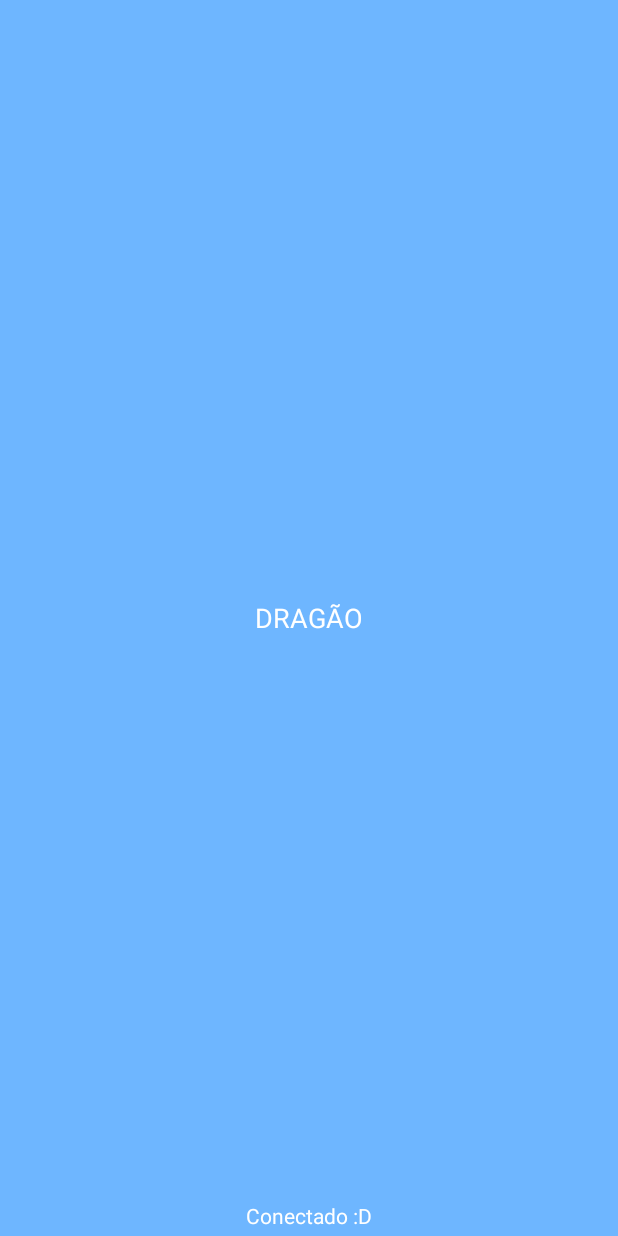
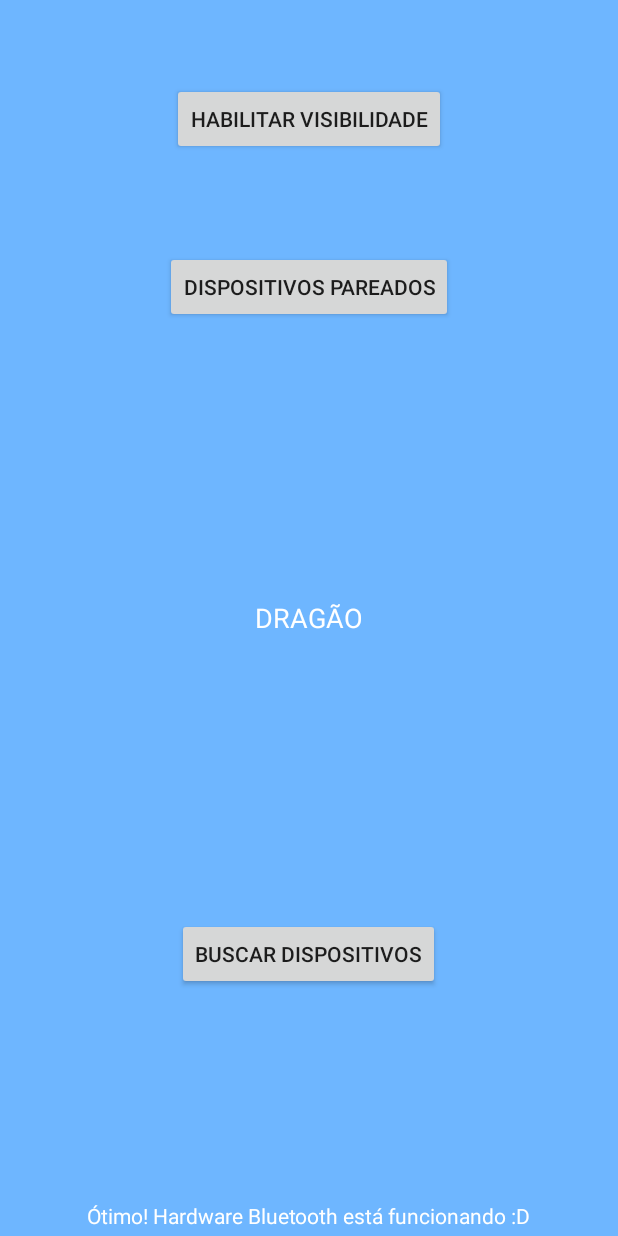
Before and after one commit to pedr0vict0r/PHmetro, an Android app: the screen it shows after launch (MainActivity), on a phone screen of 412 x 824 dp. Before the commit the screen is almost empty. Run offline under Robolectric (Android 15) with nearby library versions, the phone set to English and light mode, and no system bars.

Commit message:
Adicionada conexão bluetooth

```diff
--- a/app/build.gradle
+++ b/app/build.gradle
@@ -23,6 +23,9 @@ dependencies {
     implementation fileTree(include: ['*.jar'], dir: 'libs')
     implementation 'com.android.support:appcompat-v7:25.4.0'
     implementation 'com.android.support.constraint:constraint-layout:1.1.3'
+    implementation 'com.android.support:support-compat:25.4.0'
+    //implementation 'com.android.support:support:25:4:0'
+    //implementation 'com.android.support:support-v4:25:4:0'
     //implementation 'com.android.support:appcompat-v4:25.4.0'
     //testImplementation 'junit:junit:4.12'
     //androidTestImplementation 'com.android.support.test:runner:1.0.2'
--- a/app/src/main/java/br/ufpa/phmetro/ConnectionThread.java
+++ b/app/src/main/java/br/ufpa/phmetro/ConnectionThread.java
@@ -12,6 +12,7 @@ import java.io.InputStream;
 import java.io.OutputStream;
 import java.util.Arrays;
 import java.util.UUID;
+
 
 public class ConnectionThread extends Thread{
 
@@ -28,7 +29,6 @@ public class ConnectionThread extends Thread{
     /*  Este construtor prepara o dispositivo para atuar como servidor.
      */
     public ConnectionThread() {
-
         this.server = true;
     }
 
--- a/app/src/main/res/layout/activity_main.xml
+++ b/app/src/main/res/layout/activity_main.xml
@@ -32,4 +32,34 @@
         android:layout_alignParentBottom="true"
         android:layout_centerHorizontal="true"
         android:textColor="#ffffffff"/>
+
+    <Button
+        android:id="@+id/button_PairedDevices"
+        android:layout_width="wrap_content"
+        android:layout_height="wrap_content"
+        android:layout_alignParentTop="true"
+        android:layout_centerHorizontal="true"
+        android:layout_marginTop="163dp"
+        android:onClick="searchPairedDevices"
+        android:text="dispositivos pareados" />
+
+    <Button
+        android:id="@+id/button_DiscoveredDevices"
+        android:layout_width="wrap_content"
+        android:layout_height="wrap_content"
+        android:layout_alignParentBottom="true"
+        android:layout_centerHorizontal="true"
+        android:layout_marginBottom="160dp"
+        android:text="buscar dispositivos"
+        android:onClick="discoverDevices"/>
+
+    <Button
+        android:id="@+id/button_Visibility"
+        android:layout_width="wrap_content"
+        android:layout_height="wrap_content"
+        android:layout_alignParentTop="true"
+        android:layout_centerHorizontal="true"
+        android:layout_marginTop="51dp"
+        android:text="habilitar visibilidade"
+        android:onClick="enableVisibility"/>
 </RelativeLayout>
```
Also changed, not shown: app/src/main/AndroidManifest.xml (+11 -0 lines), app/src/main/java/br/ufpa/phmetro/DiscoveredDevices.java (added, +147 -0 lines), app/src/main/java/br/ufpa/phmetro/MainActivity.java (+56 -3 lines), app/src/main/java/br/ufpa/phmetro/PairedDevices.java (added, +96 -0 lines), app/src/main/res/layout/text_header.xml (added, +15 -0 lines).
